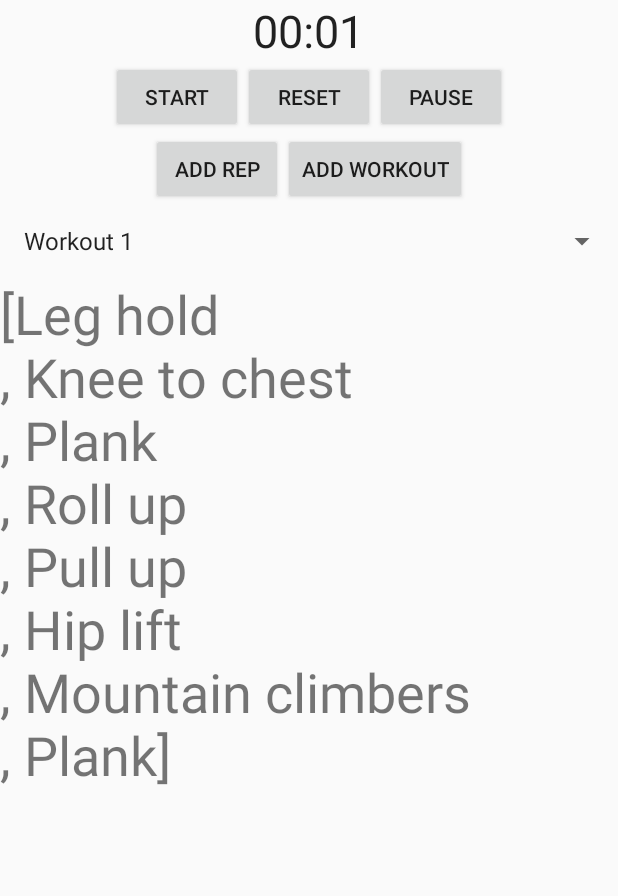
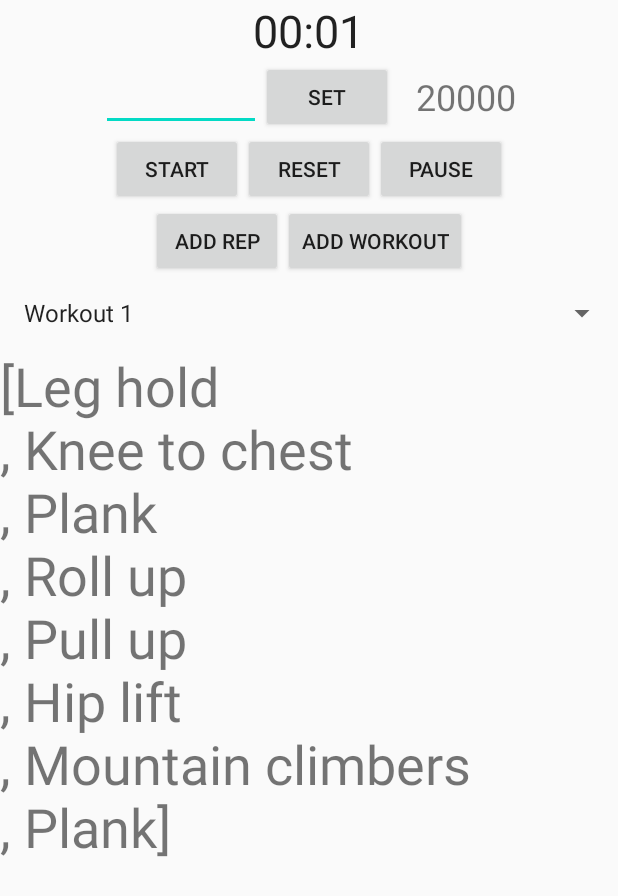
Before and after one commit to Svees/Work-it, an Android app: the AreobikActivity screen opened directly, with no data from a screen before it, after a tap on "START", on a phone screen of 412 x 824 dp. Shown: the top 896 px of the screen. Run offline under Robolectric (Android 15) with nearby library versions, the phone set to English and light mode, and no system bars; our stand-ins replace Room's generated code; 1 other tap on this screen came first.

Commit message:
Set timer

```diff
--- a/app/src/main/java/com/svees/workit/AreobikActivity.kt
+++ b/app/src/main/java/com/svees/workit/AreobikActivity.kt
@@ -27,6 +27,7 @@
     lateinit var option: Spinner
     lateinit var tv_workout: TextView
     lateinit var linearLayout: LinearLayout
+    var time = 20000;
 
     private lateinit var viewModel: WorkoutViewModel
 
@@ -88,7 +89,7 @@
         }
 
         chronometer.setOnChronometerTickListener {
-            if (SystemClock.elapsedRealtime() - chronometer.base >= 20000) {
+            if (SystemClock.elapsedRealtime() - chronometer.base >= time * 1000) {
                 chronometer.base = SystemClock.elapsedRealtime()
                 bg_song = MediaPlayer.create(this@AreobikActivity, R.raw.bing)
                 bg_song!!.start()
@@ -96,6 +97,11 @@
 
 
             }
+        }
+
+        btn_time.setOnClickListener {
+            time = et_time.text.toString().toInt()
+            tv_time.text = time.toString()
         }
 
         chronometer_start.setOnClickListener {
--- a/app/src/main/res/layout/activity_areobik.xml
+++ b/app/src/main/res/layout/activity_areobik.xml
@@ -18,6 +18,35 @@
             android:layout_width="wrap_content"
             android:layout_height="wrap_content"
             android:textSize="30sp" />
+
+        <LinearLayout
+            android:layout_width="match_parent"
+            android:layout_height="match_parent"
+            android:gravity="center"
+            android:orientation="horizontal">
+
+            <EditText
+                android:id="@+id/et_time"
+                android:layout_width="wrap_content"
+                android:layout_height="wrap_content"
+                android:ems="5"
+                android:inputType="textPersonName" />
+
+            <Button
+                android:id="@+id/btn_time"
+                android:layout_width="wrap_content"
+                android:layout_height="wrap_content"
+                android:text="set"
+                android:layout_marginRight="15dp"/>
+
+            <TextView
+                android:id="@+id/tv_time"
+                android:layout_width="wrap_content"
+                android:layout_height="wrap_content"
+                android:text="30"
+                android:textSize="24sp" />
+
+        </LinearLayout>
 
         <LinearLayout
             android:layout_width="match_parent"
--- a/app/src/main/res/layout/workout_history.xml
+++ b/app/src/main/res/layout/workout_history.xml
@@ -1,7 +1,7 @@
 <?xml version="1.0" encoding="utf-8"?>
-<LinearLayout
-    xmlns:android="http://schemas.android.com/apk/res/android" android:layout_width="match_parent"
-    android:layout_height="match_parent"
+<LinearLayout xmlns:android="http://schemas.android.com/apk/res/android"
+    android:layout_width="match_parent"
+    android:layout_height="wrap_content"
     android:orientation="vertical">
 
     <LinearLayout
```
Also changed, not shown: app/src/main/res/layout/activity_list_workout.xml (+4 -4 lines).
